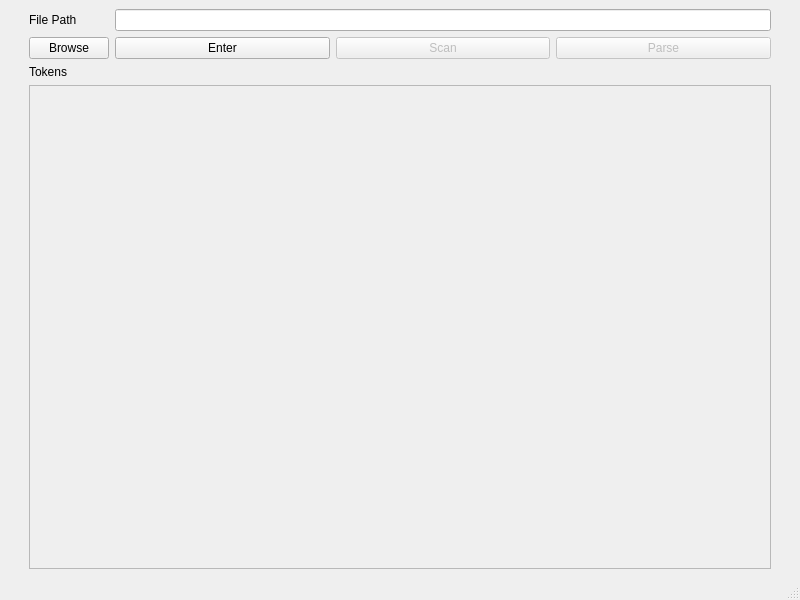
Old version of the form scannerui.ui in the repository Mohamed-Ali-77/TINY_Language_Compiler.
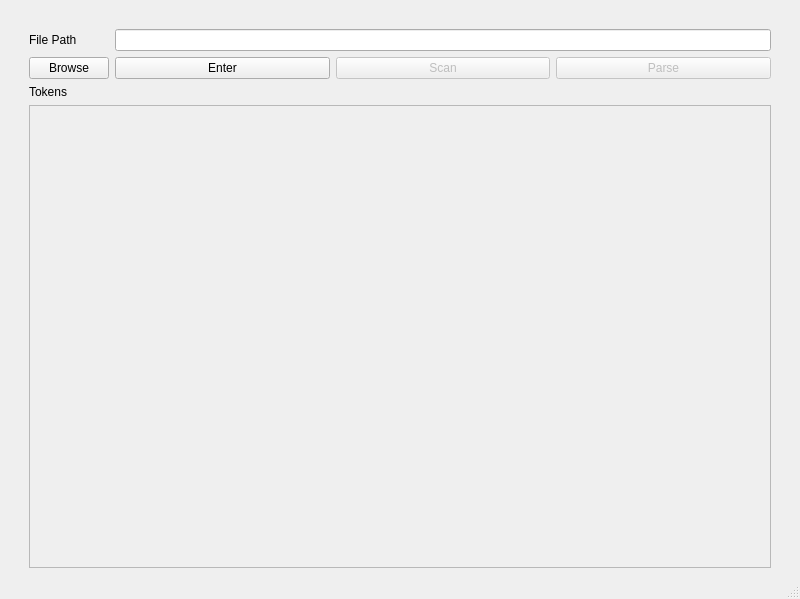
New version of the form.

```diff
--- a/scannerui.ui
+++ b/scannerui.ui
@@ -7,7 +7,7 @@
     <x>0</x>
     <y>0</y>
     <width>800</width>
-    <height>600</height>
+    <height>599</height>
    </rect>
   </property>
   <property name="windowTitle">
@@ -15,7 +15,38 @@
   </property>
   <widget class="QWidget" name="centralwidget">
    <layout class="QGridLayout" name="gridLayout">
-    <item row="0" column="1">
+    <item row="1" column="2" rowspan="2">
+     <spacer name="verticalSpacer">
+      <property name="orientation">
+       <enum>Qt::Vertical</enum>
+      </property>
+      <property name="sizeHint" stdset="0">
+       <size>
+        <width>20</width>
+        <height>524</height>
+       </size>
+      </property>
+     </spacer>
+    </item>
+    <item row="2" column="1">
+     <layout class="QVBoxLayout" name="verticalLayout">
+      <item>
+       <widget class="QLabel" name="label_2">
+        <property name="text">
+         <string>Tokens</string>
+        </property>
+       </widget>
+      </item>
+      <item>
+       <widget class="QPlainTextEdit" name="plainTextEdit">
+        <property name="enabled">
+         <bool>false</bool>
+        </property>
+       </widget>
+      </item>
+     </layout>
+    </item>
+    <item row="1" column="1">
      <layout class="QHBoxLayout" name="horizontalLayout_2">
       <item>
        <layout class="QVBoxLayout" name="verticalLayout_3">
@@ -75,20 +106,7 @@
       </item>
      </layout>
     </item>
-    <item row="0" column="2" rowspan="2">
-     <spacer name="verticalSpacer">
-      <property name="orientation">
-       <enum>Qt::Vertical</enum>
-      </property>
-      <property name="sizeHint" stdset="0">
-       <size>
-        <width>20</width>
-        <height>524</height>
-       </size>
-      </property>
-     </spacer>
-    </item>
-    <item row="1" column="0">
+    <item row="1" column="0" rowspan="2">
      <spacer name="verticalSpacer_2">
       <property name="orientation">
        <enum>Qt::Vertical</enum>
@@ -101,23 +119,18 @@
       </property>
      </spacer>
     </item>
-    <item row="1" column="1">
-     <layout class="QVBoxLayout" name="verticalLayout">
-      <item>
-       <widget class="QLabel" name="label_2">
-        <property name="text">
-         <string>Tokens</string>
-        </property>
-       </widget>
-      </item>
-      <item>
-       <widget class="QPlainTextEdit" name="plainTextEdit">
-        <property name="enabled">
-         <bool>false</bool>
-        </property>
-       </widget>
-      </item>
-     </layout>
+    <item row="0" column="1">
+     <spacer name="horizontalSpacer">
+      <property name="orientation">
+       <enum>Qt::Horizontal</enum>
+      </property>
+      <property name="sizeHint" stdset="0">
+       <size>
+        <width>40</width>
+        <height>20</height>
+       </size>
+      </property>
+     </spacer>
     </item>
    </layout>
   </widget>
```
Left out of the diff: 5 changed lines with no effect on the pictures.
